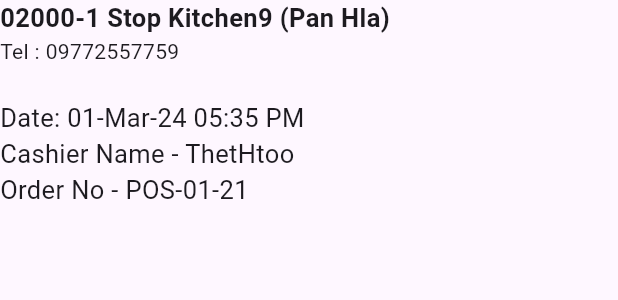
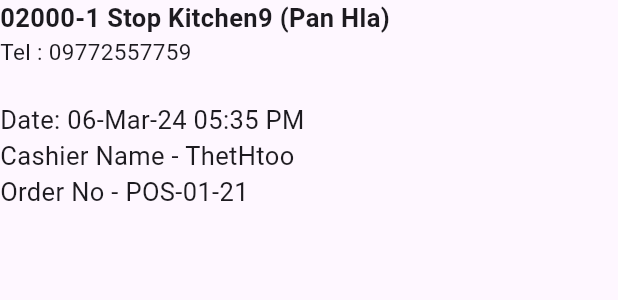
Before and after one commit to thethtoonaung/vouncher_pdf_app, a Flutter app: what buildTitle() shows on an empty page, opened directly, on a phone screen of 412 x 824 dp. Shown: the top 300 px of the screen. Run offline on Flutter 3.47's test engine with Material 3 defaults, Android fonts, the phone set to English and light mode, and no system bars; our stand-ins replace open_file, pdf.

Commit message:
initial commit

```diff
--- a/lib/helper/pdf_vouncher_helper.dart
+++ b/lib/helper/pdf_vouncher_helper.dart
@@ -27,10 +27,10 @@ class PdfVouncherHelper {
         children: [
           Text("02000-1 Stop Kitchen9 (Pan Hla)",
               style: TextStyle(fontSize: 17, fontWeight: FontWeight.bold)),
-          Text("Tel : 09772557759", style: TextStyle(fontSize: 14)),
+          Text("Tel : 09772557759", style: TextStyle(fontSize: 15)),
           SizedBox(height: 0.8 * PdfPageFormat.cm),
           Text(
-            'Date: 01-Mar-24 05:35 PM',
+            'Date: 06-Mar-24 05:35 PM',
             style: TextStyle(
               fontSize: 17,
             ),
--- a/lib/main.dart
+++ b/lib/main.dart
@@ -13,7 +13,7 @@ Future main() async {
 }
 
 class MyApp extends StatelessWidget {
-  static const String title = 'Vouncher PDF';
+  static const String title = 'Vouncher PDF Test';
 
   const MyApp({super.key});
 
```
